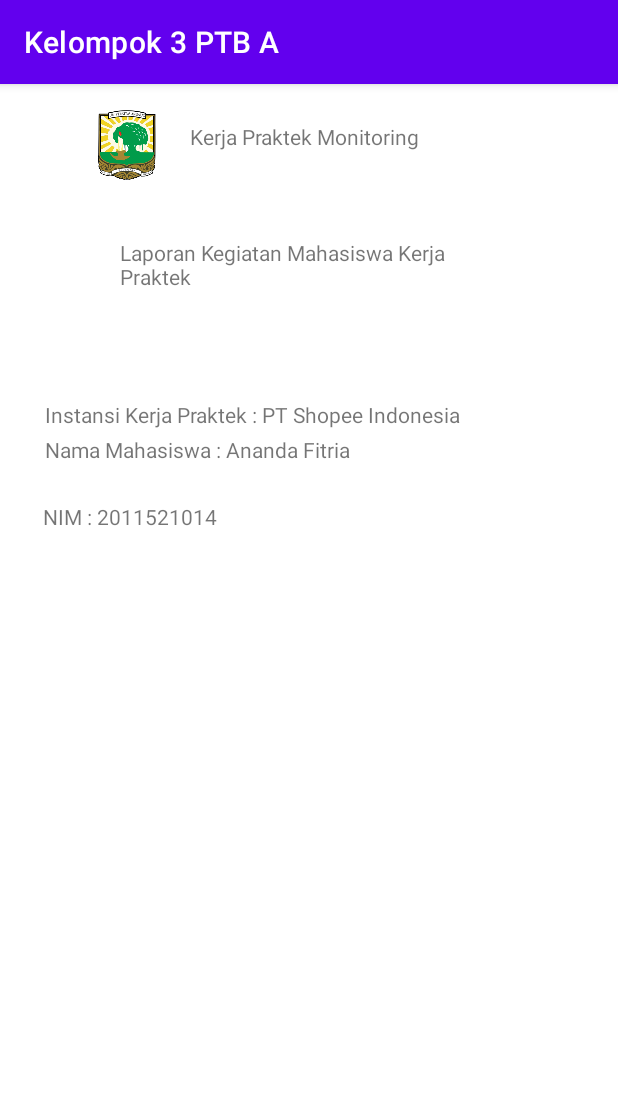
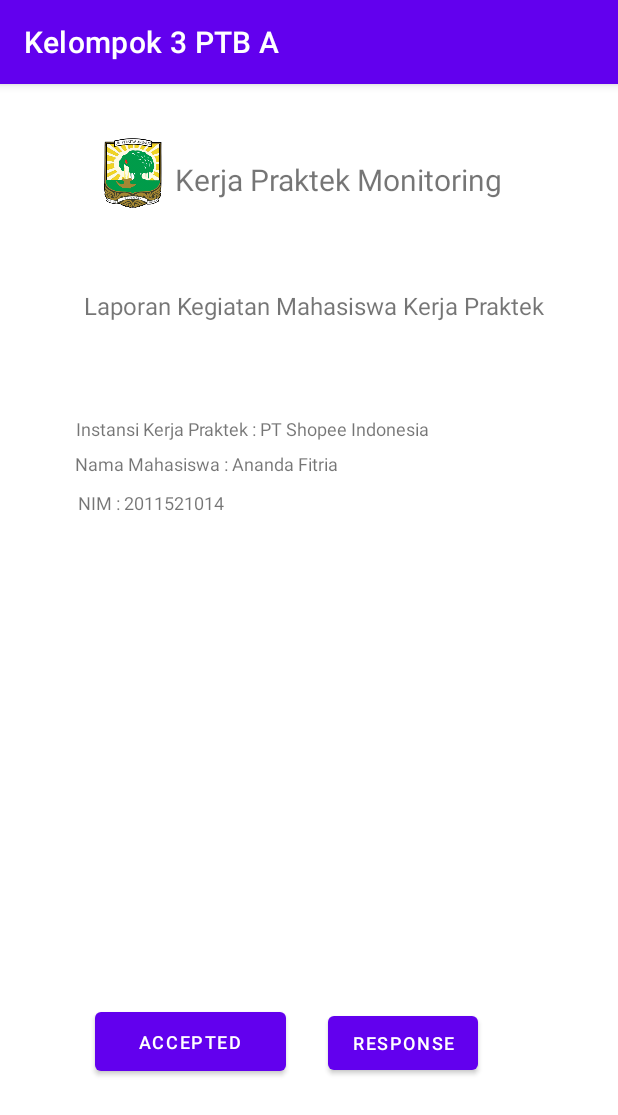
Before and after one commit to anandafitria/Kelompok3PTBA, an Android app: the ListLogbook screen opened directly, with no data from a screen before it, on a phone screen of 412 x 824 dp. Shown: the top 1115 px of the screen. Run offline under Robolectric (Android 15) with nearby library versions, the phone set to English and light mode, and no system bars.

Commit message:
bismillah coba2

```diff
--- a/app/src/main/res/layout/activity_list_logbook.xml
+++ b/app/src/main/res/layout/activity_list_logbook.xml
@@ -5,48 +5,54 @@
     android:layout_width="match_parent"
     android:layout_height="match_parent"
     android:background="@color/white"
+    android:padding="20dp"
     tools:context=".ListLogbook">
 
 
     <TextView
         android:id="@+id/TextViewe"
-        android:layout_width="275dp"
-        android:layout_height="37dp"
-        android:layout_margin="10dp"
+        android:layout_width="221dp"
+        android:layout_height="33dp"
+        android:layout_margin="30dp"
+        android:layout_marginRight="20dp"
         android:text="Kerja Praktek Monitoring"
+        android:textSize="20dp"
         app:layout_constraintBottom_toBottomOf="parent"
         app:layout_constraintEnd_toEndOf="parent"
-        app:layout_constraintHorizontal_bias="1.0"
+        app:layout_constraintHorizontal_bias="0.736"
         app:layout_constraintStart_toStartOf="parent"
         app:layout_constraintTop_toTopOf="parent"
-        app:layout_constraintVertical_bias="0.022"
+        app:layout_constraintVertical_bias="0.0"
         tools:ignore="DuplicateIds" />
 
     <TextView
         android:id="@+id/TextView"
-        android:layout_width="match_parent"
-        android:layout_height="wrap_content"
+        android:layout_width="368dp"
+        android:layout_height="40dp"
         android:layout_margin="80dp"
+        android:layout_marginLeft="20dp"
         android:text="Laporan Kegiatan Mahasiswa Kerja Praktek"
+        android:textSize="16dp"
         app:layout_constraintBottom_toBottomOf="parent"
         app:layout_constraintEnd_toEndOf="parent"
-        app:layout_constraintHorizontal_bias="0.187"
+        app:layout_constraintHorizontal_bias="0.284"
         app:layout_constraintStart_toStartOf="parent"
         app:layout_constraintTop_toTopOf="parent"
-        app:layout_constraintVertical_bias="0.04" />
+        app:layout_constraintVertical_bias="0.07" />
 
     <TextView
         android:id="@+id/textView3"
-        android:layout_width="360dp"
-        android:layout_height="386dp"
+        android:layout_width="311dp"
+        android:layout_height="35dp"
         android:layout_margin="30dp"
         android:text="Instansi Kerja Praktek : PT Shopee Indonesia"
+        android:textSize="12dp"
         app:layout_constraintBottom_toBottomOf="parent"
         app:layout_constraintEnd_toEndOf="parent"
-        app:layout_constraintHorizontal_bias="0.0"
+        app:layout_constraintHorizontal_bias="0.56"
         app:layout_constraintStart_toStartOf="parent"
         app:layout_constraintTop_toTopOf="parent"
-        app:layout_constraintVertical_bias="0.562" />
+        app:layout_constraintVertical_bias="0.271" />
 
     <TextView
         android:id="@+id/textView4"
@@ -54,23 +60,25 @@
         android:layout_height="wrap_content"
         android:layout_margin="30dp"
         android:text="Nama Mahasiswa : Ananda Fitria"
+        android:textSize="12dp"
         app:layout_constraintBottom_toBottomOf="parent"
         app:layout_constraintStart_toEndOf="parent"
         app:layout_constraintTop_toTopOf="parent"
-        app:layout_constraintVertical_bias="0.296" />
+        app:layout_constraintVertical_bias="0.299" />
 
     <TextView
         android:id="@+id/textView2"
-        android:layout_width="353dp"
-        android:layout_height="303dp"
+        android:layout_width="305dp"
+        android:layout_height="32dp"
         android:layout_margin="30dp"
         android:text="NIM : 2011521014"
+        android:textSize="12dp"
         app:layout_constraintBottom_toBottomOf="parent"
         app:layout_constraintEnd_toEndOf="parent"
-        app:layout_constraintHorizontal_bias="1.0"
+        app:layout_constraintHorizontal_bias="0.311"
         app:layout_constraintStart_toStartOf="parent"
         app:layout_constraintTop_toTopOf="parent"
-        app:layout_constraintVertical_bias="0.615" />
+        app:layout_constraintVertical_bias="0.347" />
 
     <ImageView
         android:id="@+id/imageView"
@@ -78,11 +86,37 @@
         android:layout_height="48dp"
         app:layout_constraintBottom_toBottomOf="parent"
         app:layout_constraintEnd_toEndOf="parent"
-        app:layout_constraintHorizontal_bias="0.058"
+        app:layout_constraintHorizontal_bias="0.0"
         app:layout_constraintStart_toStartOf="parent"
         app:layout_constraintTop_toTopOf="parent"
         app:layout_constraintVertical_bias="0.023"
         app:srcCompat="@drawable/ic_logo_unand"
         tools:ignore="ImageContrastCheck" />
 
+    <Button
+        android:id="@+id/button2"
+        android:layout_width="127dp"
+        android:layout_height="51dp"
+        android:text="Accepted"
+        android:textSize="12dp"
+        app:layout_constraintBottom_toBottomOf="parent"
+        app:layout_constraintEnd_toEndOf="parent"
+        app:layout_constraintHorizontal_bias="0.176"
+        app:layout_constraintStart_toStartOf="parent"
+        app:layout_constraintTop_toTopOf="parent"
+        app:layout_constraintVertical_bias="0.876" />
+
+    <Button
+        android:id="@+id/button3"
+        android:layout_width="wrap_content"
+        android:layout_height="wrap_content"
+        android:text="Response"
+        android:textSize="12dp"
+        app:layout_constraintBottom_toBottomOf="parent"
+        app:layout_constraintEnd_toEndOf="parent"
+        app:layout_constraintHorizontal_bias="0.731"
+        app:layout_constraintStart_toStartOf="parent"
+        app:layout_constraintTop_toTopOf="parent"
+        app:layout_constraintVertical_bias="0.875" />
+
 </androidx.constraintlayout.widget.ConstraintLayout>
```
